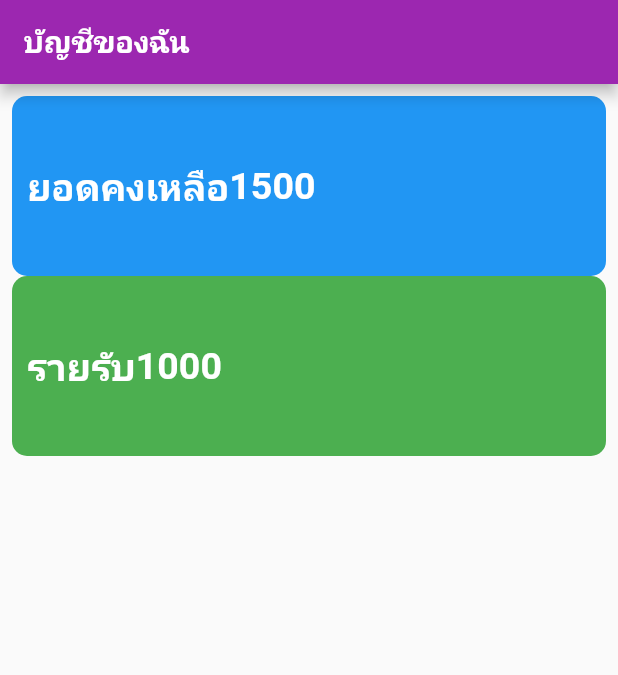
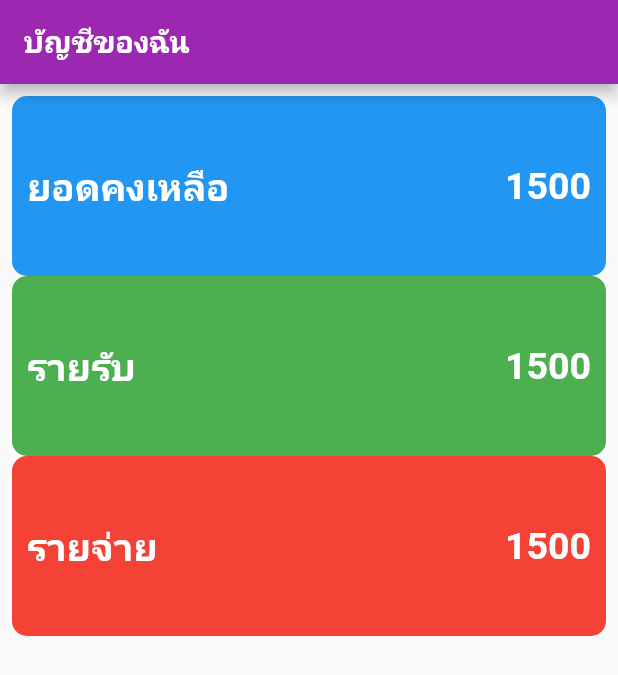
Before and after one commit to siraphak/basic_flutter, a Flutter app: the screen it shows after launch, on a phone screen of 412 x 824 dp. Shown: the top 675 px of the screen. Run offline on Flutter 3.47's test engine with Material 2 defaults, Android fonts, the phone set to English and light mode, and no system bars.

Commit message:
Expanded

```diff
--- a/lib/main.dart
+++ b/lib/main.dart
@@ -42,6 +42,7 @@ class _MyHomePageState extends State<MyHomePage> {
                     borderRadius: BorderRadius.circular(10)),
                 height: 120,
                 child: Row(
+                  crossAxisAlignment: CrossAxisAlignment.center,
                   children: [
                     Text(
                       "ยอดคงเหลือ",
@@ -50,11 +51,16 @@ class _MyHomePageState extends State<MyHomePage> {
                           color: Colors.white,
                           fontWeight: FontWeight.bold),
                     ),
-                    Text("1500",
+                    Expanded(
+                      child: Text(
+                        "1500",
                         style: TextStyle(
                             fontSize: 25,
                             color: Colors.white,
-                            fontWeight: FontWeight.bold))
+                            fontWeight: FontWeight.bold),
+                        textAlign: TextAlign.right,
+                      ),
+                    )
                   ],
                 ),
               ),
@@ -73,11 +79,44 @@ class _MyHomePageState extends State<MyHomePage> {
                           color: Colors.white,
                           fontWeight: FontWeight.bold),
                     ),
-                    Text("1000",
+                    Expanded(
+                      child: Text(
+                        "1500",
                         style: TextStyle(
                             fontSize: 25,
                             color: Colors.white,
-                            fontWeight: FontWeight.bold))
+                            fontWeight: FontWeight.bold),
+                        textAlign: TextAlign.right,
+                      ),
+                    )
+                  ],
+                ),
+              ),
+              Container(
+                padding: const EdgeInsets.all(10.0),
+                decoration: BoxDecoration(
+                    color: Colors.red, borderRadius: BorderRadius.circular(10)),
+                height: 120,
+                child: Row(
+                  crossAxisAlignment: CrossAxisAlignment.center,
+                  children: [
+                    Text(
+                      "รายจ่าย",
+                      style: TextStyle(
+                          fontSize: 25,
+                          color: Colors.white,
+                          fontWeight: FontWeight.bold),
+                    ),
+                    Expanded(
+                      child: Text(
+                        "1500",
+                        style: TextStyle(
+                            fontSize: 25,
+                            color: Colors.white,
+                            fontWeight: FontWeight.bold),
+                        textAlign: TextAlign.right,
+                      ),
+                    )
                   ],
                 ),
               )
```
